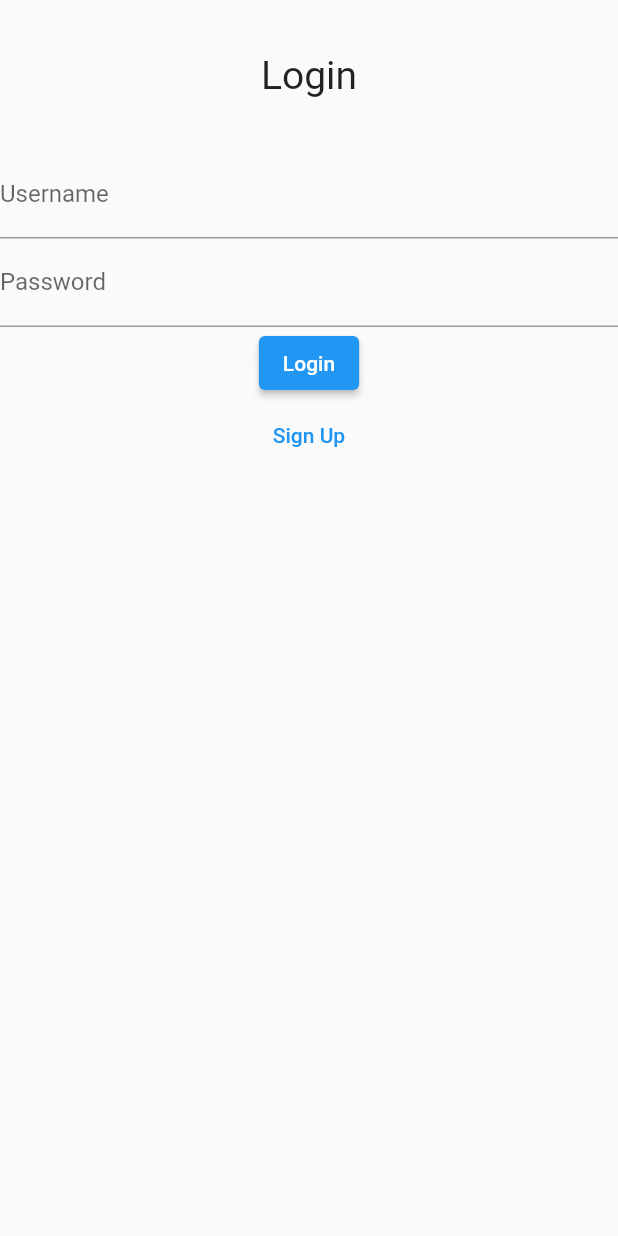
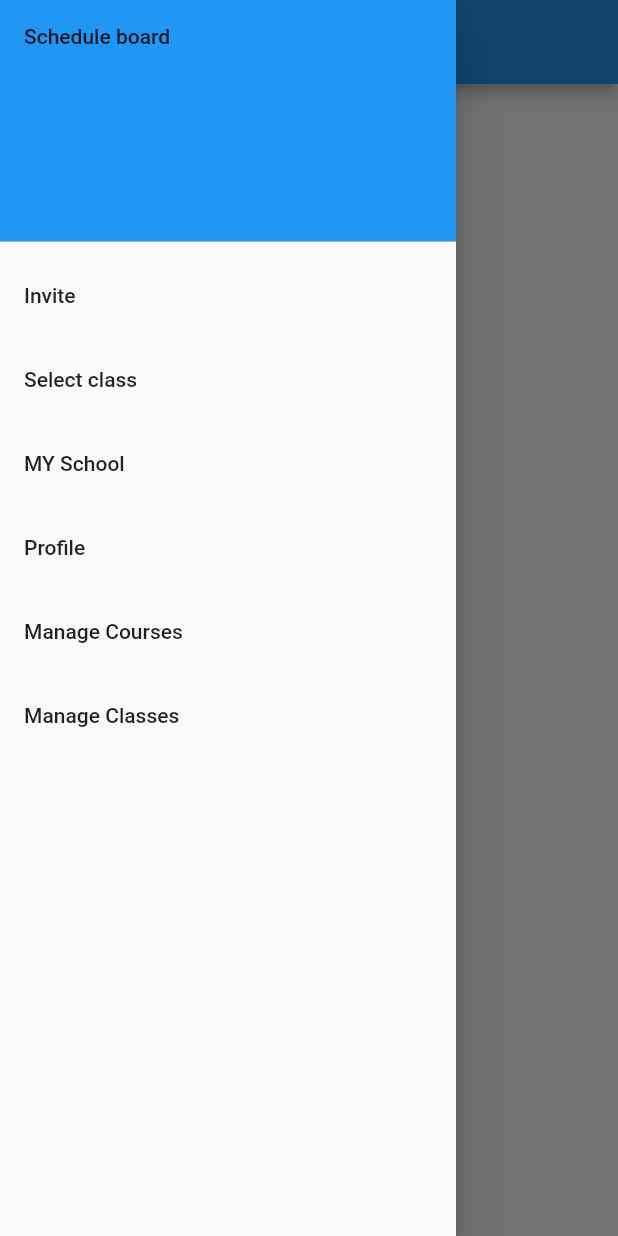
Before and after one commit to schedule-board/app, a Flutter app: the screen it shows after launch, with the side drawer open (before the commit the screen has no drawer), on a phone screen of 412 x 824 dp. Run offline on Flutter 3.47's test engine with Material 2 defaults, Android fonts, the phone set to English and light mode, and no system bars; our stand-ins replace flutter_bloc, go_router, percent_indicator.

Commit message:
laning page

```diff
--- a/lib/main.dart
+++ b/lib/main.dart
@@ -5,6 +5,7 @@ import 'package:schedule/auth/bloc/auth_bloc.dart';
 import 'package:schedule/auth/screens/join_as_owner_page.dart';
 import 'package:schedule/auth/screens/join_as_student_page.dart';
 import 'package:schedule/auth/screens/login_page.dart';
+import 'package:schedule/schedule/landing_page.dart';
 import 'package:schedule/ui/landing_page.dart';
 import 'package:schedule/ui/subject_detail.dart';
 import 'package:schedule/course/screens/screens.dart';
@@ -22,10 +23,12 @@ class MyApp extends StatelessWidget {
   MyApp({super.key});
 
   final router = GoRouter(
-    initialLocation: '/login',
+    initialLocation: '/landingpage',
     initialExtra: GoRoute(
-      path: '/login',
-      builder: (context, state) => LoginPage(),
+      path: '/landingpage',
+      builder: (context, state) => LandingPageScreen(
+        title: 'Schedule board',
+      ),
     ),
     routes: [
       // a route for the root of the app
@@ -70,6 +73,12 @@ class MyApp extends StatelessWidget {
         path: '/joinWithCode',
         builder: (context, state) => JoinWithCodeScreen(),
       ),
+      GoRoute(
+        path: '/landingpage',
+        builder: (context, state) => const LandingPageScreen(
+          title: 'Schedule board',
+        ),
+      ),
       // GoRoute(
       //   path: '/joinAsOwner',
       //   builder: (context, state) => JoinAsOwnerScreen(),
--- /dev/null
+++ b/lib/schedule/landing_page.dart
@@ -0,0 +1,117 @@
+import 'package:flutter/material.dart';
+import 'package:go_router/go_router.dart';
+
+void main() => runApp(const MyApp());
+
+class MyApp extends StatelessWidget {
+  const MyApp({super.key});
+
+  static const appTitle = 'Schedule Board';
+
+  @override
+  Widget build(BuildContext context) {
+    return const MaterialApp(
+      title: appTitle,
+      home: LandingPageScreen(title: appTitle),
+    );
+  }
+}
+
+class LandingPageScreen extends StatelessWidget {
+  const LandingPageScreen({super.key, required this.title});
+
+  final String title;
+
+  @override
+  Widget build(BuildContext context) {
+    return Scaffold(
+      appBar: AppBar(title: Text(title)),
+      body: ListView(
+        children: [
+          ListTile(
+            leading: Icon(Icons.timelapse),
+            title: Text('Schedule 1'),
+            onTap: () {
+            },
+          ),
+          ListTile(
+            leading: Icon(Icons.timelapse),
+            title: Text('Schedule 2'),
+            onTap: () {
+
+            },
+          ),
+          ListTile(
+            leading: Icon(Icons.timelapse),
+            title: Text('Schedule 3'),
+            onTap: () {
+              // Show a popup when the list tile is tapped.
+
+            },
+          ),
+        ],
+      ),
+      drawer: Drawer(
+        // Add a ListView to the drawer. This ensures the user can scroll
+        // through the options in the drawer if there isn't enough vertical
+        // space to fit everything.
+        child: ListView(
+          // Important: Remove any padding from the ListView.
+          padding: EdgeInsets.zero,
+          children: [
+            const DrawerHeader(
+              decoration: BoxDecoration(
+                color: Colors.blue,
+              ),
+              child: Text('Schedule board'),
+            ),
+            ListTile(
+              title: const Text('Invite'),
+              onTap: () {
+                context.push('/inviteScreen');
+                Navigator.pop(context);
+              },
+            ),
+            ListTile(
+              title: const Text('Select class'),
+              onTap: () {
+                context.push('/selectClassScreen');
+                Navigator.pop(context);
+              },
+            ),
+            ListTile(
+              title: const Text('MY School'),
+              onTap: () {
+                context.push('/mySchoolScreen');
+                Navigator.of(context).pop();
+              },
+            ),
+            ListTile(
+              title: const Text('Profile'),
+              onTap: () {
+                context.push('/profileScreen');
+                Navigator.of(context).pop();
+              },
+            ),
+            ListTile(
+              title: const Text('Manage Courses'),
+              onTap: () {
+                context.push('/manageCoursesScreen');
+
+                Navigator.of(context).pop();
+              },
+            ),
+            ListTile(
+              title: const Text('Manage Classes'),
+              onTap: () {
+                context.push('/manageClassesScreen');
+
+                Navigator.of(context).pop();
+              },
+            ),
+          ],
+        ),
+      ),
+    );
+  }
+}
```
Also changed, not shown: pubspec.lock.
